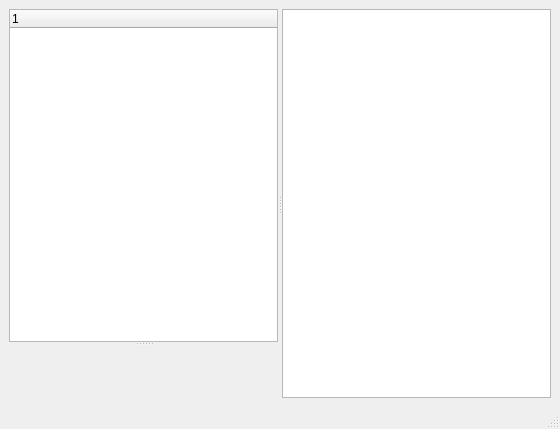
Before: the Qt Designer form plugins/archive/historyBrowser.ui in xmpp-graveyard/jabbim, drawn with Qt 5.
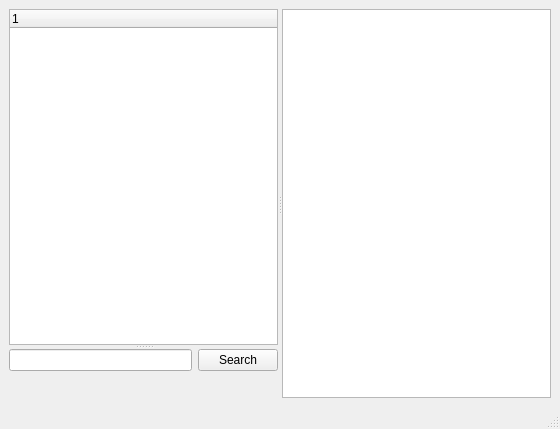
After: the same form once the commit is applied.

Commit message: archive.py vypisuje do logu vysledky hledani... aspon trosku pokrok v tehle feature :)

```diff
--- a/plugins/archive/historyBrowser.ui
+++ b/plugins/archive/historyBrowser.ui
@@ -34,7 +34,29 @@
          <bool>false</bool>
         </property>
        </widget>
-       <widget class="QWidget" native="1" name="calendarWidget" />
+       <widget class="QWidget" name="" >
+        <layout class="QGridLayout" >
+         <property name="margin" >
+          <number>0</number>
+         </property>
+         <property name="spacing" >
+          <number>6</number>
+         </property>
+         <item row="0" column="1" >
+          <widget class="QPushButton" name="search" >
+           <property name="text" >
+            <string>Search</string>
+           </property>
+          </widget>
+         </item>
+         <item row="1" column="0" colspan="2" >
+          <widget class="QWidget" native="1" name="calendarWidget" />
+         </item>
+         <item row="0" column="0" >
+          <widget class="QLineEdit" name="searchText" />
+         </item>
+        </layout>
+       </widget>
       </widget>
       <widget class="QTextBrowser" name="text" />
      </widget>
```
Left out of the diff: 2 changed lines with no effect on the pictures. The commit also changes 2 other files.
